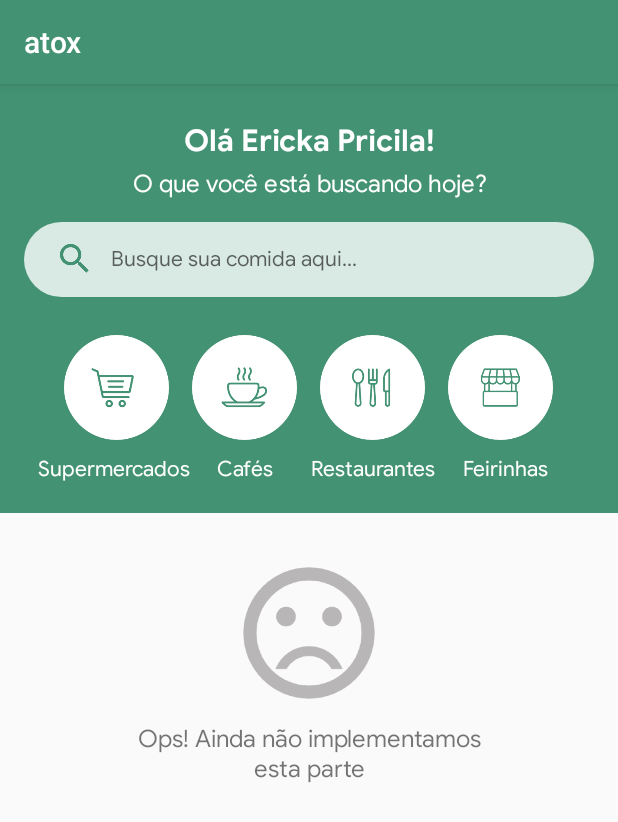
After one commit to roxacarv/atox, an Android app: the fragment HomeFragment shown on its own in the app's theme, on a phone screen of 412 x 824 dp. The commit adds this screen. Shown: the top 822 px of the screen. Run offline under Robolectric (Android 15) with nearby library versions, the light colour scheme and no system bars.

```diff
--- /dev/null
+++ b/app/src/main/java/com/atox/http/gui/fragments/HomeFragment.java
@@ -0,0 +1,21 @@
+package com.atox.http.gui.fragments;
+import android.os.Bundle;
+import android.support.annotation.Nullable;
+import android.support.v4.app.Fragment;
+import android.view.LayoutInflater;
+import android.view.View;
+import android.view.ViewGroup;
+
+import com.atox.R;
+
+public class HomeFragment extends Fragment {
+    @Nullable
+    @Override
+    public View onCreateView(LayoutInflater inflater, @Nullable ViewGroup container, @Nullable Bundle savedInstanceState) {
+        //just change the fragment_dashboard
+        //with the fragment you want to inflate
+        //like if the class is HomeFragment it should have R.layout.home_fragment
+        //if it is DashboardFragment it should have R.layout.fragment_dashboard
+        return inflater.inflate(R.layout.fragment_home, null);
+    }
+}
--- /dev/null
+++ b/app/src/main/res/layout/fragment_home.xml
@@ -0,0 +1,186 @@
+<?xml version="1.0" encoding="utf-8"?>
+<android.support.constraint.ConstraintLayout xmlns:android="http://schemas.android.com/apk/res/android"
+    xmlns:app="http://schemas.android.com/apk/res-auto"
+    xmlns:tools="http://schemas.android.com/tools"
+    android:layout_width="match_parent"
+    android:layout_height="match_parent">
+
+    <ScrollView
+        android:id="@+id/scrollView2"
+        android:layout_width="match_parent"
+        android:layout_height="match_parent"
+        android:layout_alignParentStart="true"
+        android:layout_alignParentLeft="true"
+        android:layout_alignParentEnd="true"
+        android:layout_alignParentRight="true"
+        android:layout_alignParentBottom="true"
+        app:layout_constraintBottom_toBottomOf="parent"
+        app:layout_constraintEnd_toEndOf="parent"
+        app:layout_constraintStart_toStartOf="parent"
+        app:layout_constraintTop_toTopOf="parent">
+
+        <LinearLayout
+            android:layout_width="match_parent"
+            android:layout_height="wrap_content"
+            android:orientation="vertical">
+
+            <LinearLayout
+                android:layout_width="match_parent"
+                android:layout_height="wrap_content"
+                android:background="@color/colorPrimary"
+                android:orientation="vertical"
+                android:focusedByDefault="true"
+                android:focusableInTouchMode="true"
+                android:focusable="true">
+
+                <TextView
+                    android:id="@+id/textViewUserName"
+                    android:layout_width="match_parent"
+                    android:layout_height="match_parent"
+                    android:fontFamily="@font/google_sans_bold"
+                    android:gravity="center"
+                    android:paddingTop="25dp"
+                    android:text="Olá Ericka Pricila!"
+                    android:textColor="@color/white"
+                    android:textSize="20sp" />
+
+                <TextView
+                    android:id="@+id/textViewWelcomeText"
+                    android:layout_width="match_parent"
+                    android:layout_height="match_parent"
+                    android:fontFamily="@font/google_sans_regular"
+                    android:gravity="center"
+                    android:paddingTop="5dp"
+                    android:text="O que você está buscando hoje?"
+                    android:textColor="@color/white"
+                    android:textSize="16sp" />
+
+                <EditText
+                    android:id="@+id/editText2"
+                    android:layout_width="match_parent"
+                    android:layout_height="50dp"
+                    android:layout_marginLeft="16dp"
+                    android:layout_marginTop="15dp"
+                    android:layout_marginRight="16dp"
+                    android:layout_marginBottom="25dp"
+                    android:background="@drawable/bg_search_edit_text"
+                    android:drawableLeft="@mipmap/ic_search"
+                    android:ems="10"
+                    android:fontFamily="@font/google_sans_regular"
+                    android:inputType="textPersonName"
+                    android:paddingLeft="10dp"
+                    android:hint="Busque sua comida aqui..."
+                    android:textSize="14sp"
+                    android:textColor="@color/white" />
+
+                <LinearLayout
+                    android:layout_width="match_parent"
+                    android:layout_height="wrap_content"
+                    android:layout_marginBottom="10dp"
+                    android:gravity="center"
+                    android:orientation="horizontal">
+
+                    <Button
+                        android:id="@+id/buttonSupermarket"
+                        android:layout_width="70dp"
+                        android:layout_height="70dp"
+                        android:layout_marginRight="15dp"
+                        android:background="@drawable/btn_supermarket" />
+
+                    <Button
+                        android:id="@+id/buttonCafe"
+                        android:layout_width="70dp"
+                        android:layout_height="70dp"
+                        android:layout_marginRight="15dp"
+                        android:background="@drawable/btn_cafe" />
+
+                    <Button
+                        android:id="@+id/buttonRestaurant"
+                        android:layout_width="70dp"
+                        android:layout_height="70dp"
+                        android:layout_marginRight="15dp"
+                        android:background="@drawable/btn_restaurant" />
+
+                    <Button
+                        android:id="@+id/button4"
+                        android:layout_width="70dp"
+                        android:layout_height="70dp"
+                        android:background="@drawable/btn_fair" />
+                </LinearLayout>
+
+                <LinearLayout
+                    android:layout_width="match_parent"
+                    android:layout_height="wrap_content"
+                    android:layout_marginBottom="20dp"
+                    android:orientation="horizontal">
+
+                    <TextView
+                        android:id="@+id/textView"
+                        android:layout_width="wrap_content"
+                        android:layout_height="wrap_content"
+                        android:layout_marginLeft="25dp"
+                        android:fontFamily="@font/google_sans_regular"
+                        android:text="Supermercados"
+                        android:textColor="@color/white" />
+
+                    <TextView
+                        android:id="@+id/textView2"
+                        android:layout_width="wrap_content"
+                        android:layout_height="wrap_content"
+                        android:layout_marginLeft="18dp"
+                        android:fontFamily="@font/google_sans_regular"
+                        android:text="Cafés"
+                        android:textColor="@color/white" />
+
+                    <TextView
+                        android:id="@+id/textView3"
+                        android:layout_width="wrap_content"
+                        android:layout_height="wrap_content"
+                        android:layout_marginLeft="25dp"
+                        android:fontFamily="@font/google_sans_regular"
+                        android:text="Restaurantes"
+                        android:textColor="@color/white" />
+
+                    <TextView
+                        android:id="@+id/textView4"
+                        android:layout_width="wrap_content"
+                        android:layout_height="wrap_content"
+                        android:layout_marginLeft="18dp"
+                        android:fontFamily="@font/google_sans_regular"
+                        android:text="Feirinhas"
+                        android:textColor="@color/white" />
+                </LinearLayout>
+
+            </LinearLayout>
+
+            <ImageView
+                android:id="@+id/imageViewSad"
+                android:layout_width="match_parent"
+                android:layout_height="120dp"
+                android:layout_marginTop="20dp"
+                android:tint="@color/lightGray"
+                app:srcCompat="@drawable/ic_sad" />
+
+            <TextView
+                android:id="@+id/textView5"
+                android:layout_width="match_parent"
+                android:layout_height="wrap_content"
+                android:gravity="center"
+                android:fontFamily="@font/google_sans_regular"
+                android:paddingLeft="75dp"
+                android:paddingRight="75dp"
+                android:textSize="16sp"
+                android:text="Ops! Ainda não implementamos esta parte" />
+
+        </LinearLayout>
+
+
+
+
+
+    </ScrollView>
+
+
+
+
+</android.support.constraint.ConstraintLayout>
--- a/app/src/main/res/menu/navigation.xml
+++ b/app/src/main/res/menu/navigation.xml
@@ -7,7 +7,7 @@
         android:title="@string/title_inicio" />
 
     <item
-        android:id="@+id/navigation_produtores"
+        android:id="@+id/navigation_notificacoes"
         android:icon="@drawable/ic_leaf"
         android:title="@string/title_produtores" />
 
```
Also changed, not shown: app/src/main/java/com/atox/http/dominio/Produtor.java (added, +81 -0 lines), app/src/main/java/com/atox/http/gui/ProdutorActivity.java (added, +65 -0 lines), app/src/main/java/com/atox/http/gui/adapter/ProdutorCustomAdapter.java (added, +73 -0 lines), app/src/main/java/com/atox/http/gui/fragments/DashBoardFragment.java (added, +22 -0 lines), app/src/main/java/com/atox/http/gui/fragments/NotificationsFragment.java (added, +70 -0 lines), app/src/main/java/com/atox/http/gui/fragments/ProfileFragment.java (added, +17 -0 lines), app/src/main/java/com/atox/http/infra/ObtemServicoDados.java (added, +14 -0 lines), app/src/main/java/com/atox/http/infra/RetrofitInstanciaCliente.java (added, +20 -0 lines), app/src/main/res/layout/activity_produtor.xml (added, +31 -0 lines), app/src/main/res/layout/card_produtor.xml (added, +63 -0 lines), app/src/main/res/layout/fragment_dashboard.xml (added, +14 -0 lines), app/src/main/res/layout/fragment_profile.xml (added, +14 -0 lines), app/src/main/res/drawable/ic_sad.png (added).
